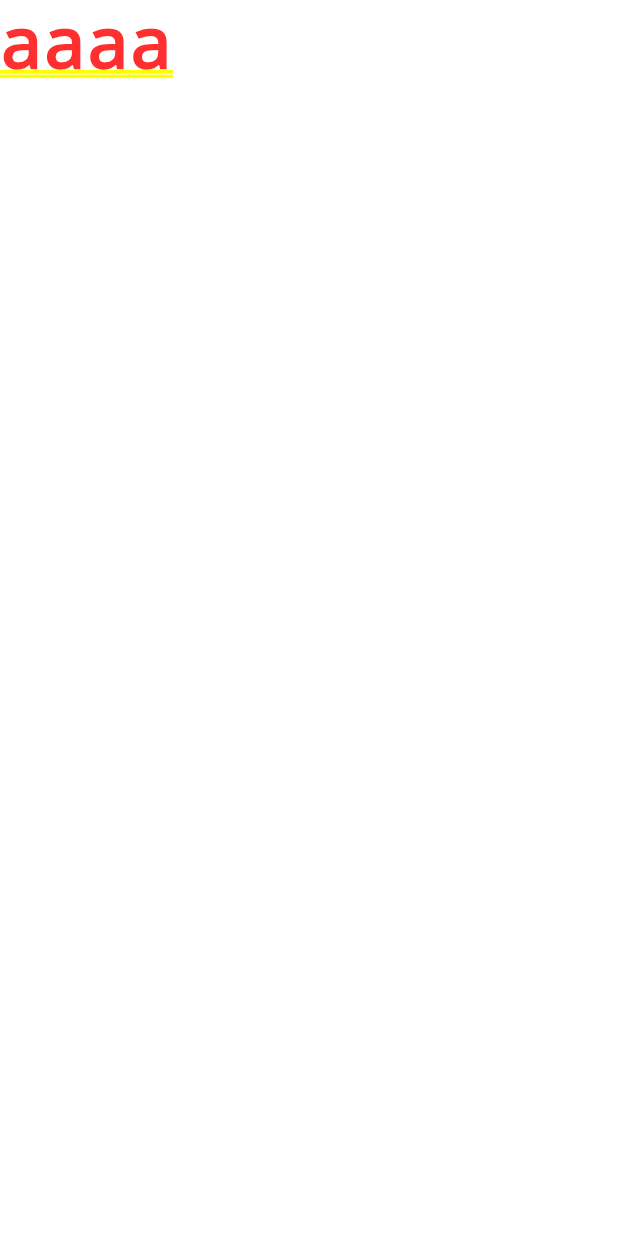
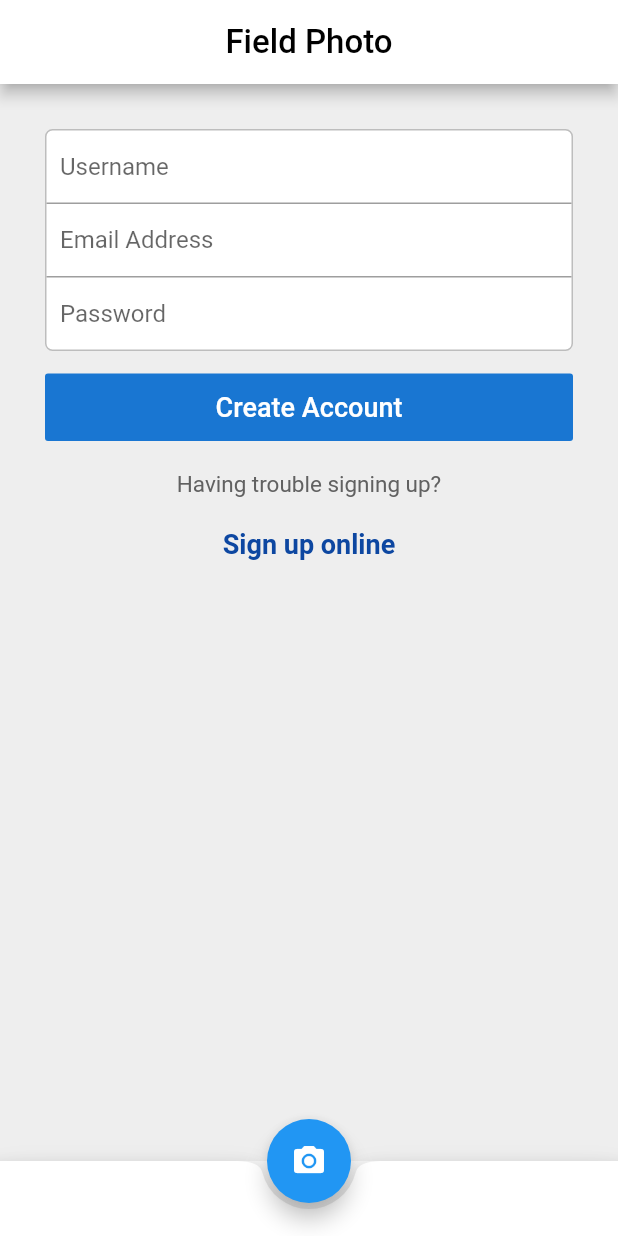
Before and after one commit to jonathanmiller2/Field-Photo, a Flutter app: the screen it shows after launch, after a tap on "Sign Up", on a phone screen of 412 x 824 dp. Run offline on Flutter 3.47's test engine with Material 2 defaults, Android fonts, the phone set to English and light mode, and no system bars.

Commit message:
Completed basic functionality of hyperlinks, about to generalize to buttons

```diff
--- a/lib/Hyperlink.dart
+++ b/lib/Hyperlink.dart
@@ -2,27 +2,53 @@ import 'package:flutter/material.dart';
 
 import 'package:url_launcher/url_launcher.dart';
 
-class Hyperlink extends StatelessWidget {
-  final String _url;
-  final String _text;
+class Hyperlink extends StatefulWidget {
+  final String url;
+  final String label;
 
-  Hyperlink(this._url, this._text);
+  const Hyperlink({this.url, this.label});
+
+  _HyperlinkState createState() {
+    return _HyperlinkState();
+  }
+}
+
+class _HyperlinkState extends State<Hyperlink> {
+
+  bool pressed = false;
 
   _launchURL() async {
-    if (await canLaunch(_url)) {
-      await launch(_url);
+    if (await canLaunch(widget.url)) {
+      await launch(widget.url);
     } else {
-      throw 'Could not launch $_url';
+      throw 'Could not launch $widget.url';
     }
   }
 
   @override
   Widget build(BuildContext context) {
     return InkWell(
-      child: Text(
-        _text,
+      child: Center(
+        child: Text(
+          widget.label,
+          style: TextStyle(
+              color: pressed ? Colors.white : Colors.blue[900],
+              fontSize: 18,
+              fontWeight: FontWeight.bold
+          ),
+        ),
       ),
-      onTap: _launchURL,
+      onTap: () {
+        setState(() {
+          pressed = false;
+          _launchURL();
+        });
+      },
+      onTapDown: (a) {
+        setState(() {
+          pressed = true;
+        });
+      },
     );
   }
 }
--- a/lib/LoginScreen.dart
+++ b/lib/LoginScreen.dart
@@ -74,6 +74,8 @@ class LoginScreen extends StatelessWidget {
 							Padding(
 								padding: const EdgeInsets.symmetric(
 										horizontal: 0, vertical: 15),
+								child: Container(
+									height: 45,
 								  child: FlatButton(
 								  		onPressed: () {},
 								  		color: Colors.green[700],
@@ -84,6 +86,7 @@ class LoginScreen extends StatelessWidget {
 								  					fontSize: 18
 								  			),
 								  		)
+								  ),
 								),
 							),
 
@@ -145,7 +148,7 @@ class SignupButton extends StatefulWidget {
 }
 
 class _SignupButtonState extends State<SignupButton> {
-	bool pressed = true;
+	bool pressed = false;
 	@override
 	Widget build(BuildContext context) {
 		return InkWell(
@@ -153,7 +156,7 @@ class _SignupButtonState extends State<SignupButton> {
 				child: Text(
 					'Sign Up',
 					style: TextStyle(
-			  		color: pressed ? Colors.blue[900] : Colors.white,
+							color: pressed ? Colors.white : Colors.blue[900],
 							fontSize: 18,
 							fontWeight: FontWeight.bold
 					),
@@ -161,29 +164,18 @@ class _SignupButtonState extends State<SignupButton> {
 			),
 			onTap: () {
 				setState(() {
-					pressed = true;
+					pressed = false;
 					Navigator.push(
 						context,
 						new MaterialPageRoute(builder: (context) => new SignupScreen()),
 					);
 				});
 			},
-			onTapCancel: () {
+			onTapDown: (a) {
 				setState(() {
-					pressed = false;
-				});
-			},
-			onFocusChange: (a) {
-				setState(() {
-					pressed = false;
-				});
-			},
-			onHighlightChanged: (a) {
-				setState(() {
-					pressed = false;
+					pressed = true;
 				});
 			},
 		);
-
 	}
 }
--- a/lib/SignupScreen.dart
+++ b/lib/SignupScreen.dart
@@ -1,10 +1,143 @@
+import 'package:field_photo/Hyperlink.dart';
 import 'package:flutter/cupertino.dart';
+import 'package:flutter/material.dart';
 
 class SignupScreen extends StatelessWidget {
 	@override
 	Widget build(BuildContext context)
 	{
-		return Text('aaaa');
+		return Scaffold(
+			appBar: AppBar(
+				title: Text(
+						'Field Photo',
+						style: TextStyle(
+							fontSize: 22.0,
+							color: Colors.black,
+						)
+				),
+				backgroundColor: Colors.white,
+				centerTitle: true,
+			),
+			body: Container(
+				color: Colors.grey[200],
+				child: Padding(
+					padding: const EdgeInsets.all(30),
+					child: Column(
+						mainAxisAlignment: MainAxisAlignment.start,
+						crossAxisAlignment: CrossAxisAlignment.stretch,
+						mainAxisSize: MainAxisSize.max,
+						children: <Widget>[
+							Form(
+								child: Container(
+									decoration: BoxDecoration(
+										border: Border.all(
+											color: Colors.grey[400],
+											width: 1,
+										),
+										borderRadius: BorderRadius.all(
+												Radius.circular(5)
+										),
+										color: Colors.white,
+									),
+									child: Column(
+										children: <Widget>[
+											Padding(
+												padding: const EdgeInsets.symmetric(
+														horizontal: 9, vertical: 0),
+												child: TextField(
+													decoration: InputDecoration(
+														border: InputBorder.none,
+														fillColor: Colors.white,
+														hintText: 'Username',
+													),
+												),
+											),
+											Container(
+												color: Colors.grey,
+												height: 1,
+											),
+											Padding(
+												padding: const EdgeInsets.symmetric(horizontal: 9, vertical: 0),
+												child: TextField(
+													obscureText: true,
+													decoration: InputDecoration(
+														border: InputBorder.none,
+														hintText: 'Email Address',
+													),
+												),
+											),
+											Container(
+												color: Colors.grey,
+												height: 1,
+											),
+											Padding(
+												padding: const EdgeInsets.symmetric(horizontal: 9, vertical: 0),
+												child: TextField(
+													obscureText: true,
+													decoration: InputDecoration(
+														border: InputBorder.none,
+														hintText: 'Password',
+													),
+												),
+											),
+										],
+									),
+								),
+							),
+
+							Padding(
+								padding: const EdgeInsets.symmetric(horizontal: 0, vertical: 15),
+								child: Container(
+									height: 45,
+								  child: FlatButton(
+								  		onPressed: () {},
+								  		color: Colors.blue[700],
+								  		child: Text(
+								  			'Create Account',
+								  			style: TextStyle(
+								  					color: Colors.white,
+								  					fontSize: 18
+								  			),
+								  		)
+								  ),
+								),
+							),
+
+
+
+							Padding(
+								padding: const EdgeInsets.symmetric(horizontal: 0, vertical: 5),
+								child: Center(
+									child: Text(
+											'Having trouble signing up?',
+											style: TextStyle(
+												fontSize: 15,
+												color: Colors.grey[700],
+											)
+									),
+								),
+							),
+
+							Padding(
+							  padding: const EdgeInsets.symmetric(horizontal:0, vertical: 15),
+							  child: Hyperlink(url:'http://eomf.ou.edu/accounts/register/', label:'Sign up online'),
+							),
+						],
+					),
+				),
+			),
+			bottomNavigationBar: BottomAppBar(
+				shape: const CircularNotchedRectangle(),
+				child: Container(
+						height: 50.0
+				),
+			),
+			floatingActionButton: FloatingActionButton(
+				onPressed: () {},
+				child: Icon(Icons.photo_camera),
+			),
+			floatingActionButtonLocation: FloatingActionButtonLocation.centerDocked,
+		);
 	}
 
 }
--- a/lib/main.dart
+++ b/lib/main.dart
@@ -1,6 +1,4 @@
-import 'package:field_photo/Hyperlink.dart';
 import 'package:flutter/material.dart';
-import 'package:url_launcher/url_launcher.dart';
 
 import 'LoginScreen.dart';
 
```
Lines whose indentation alone changed are shown as unchanged.
